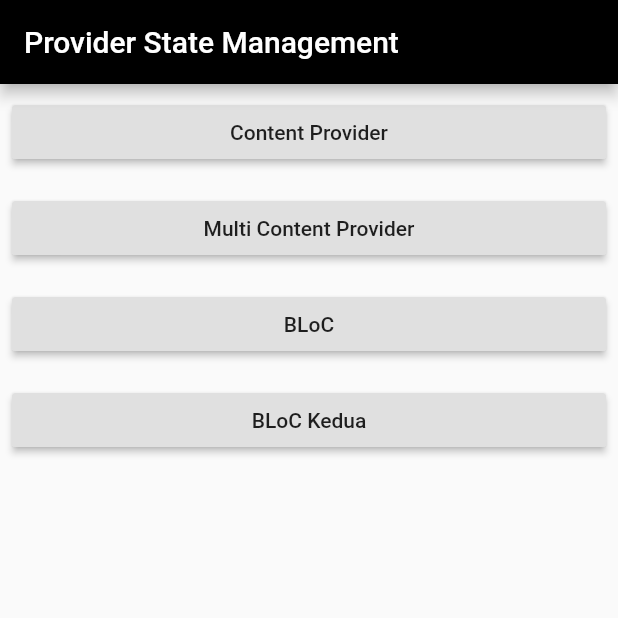
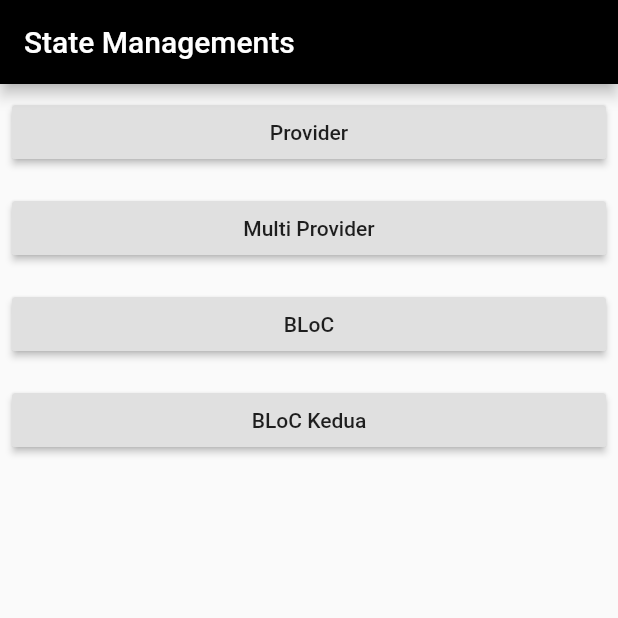
Before and after one commit to AjiSetya/statemanagement_dasar, a Flutter app: the screen it shows after launch, on a phone screen of 412 x 824 dp, the top half of it. Run offline on Flutter 3.47's test engine with Material 2 defaults, Android fonts, the phone set to English and light mode, and no system bars; our stand-ins replace flutter_bloc.

Commit message:
change navigation name

```diff
--- a/lib/bloc1/basic_bloc.dart
+++ b/lib/bloc1/basic_bloc.dart
@@ -3,6 +3,8 @@ import 'package:flutter/widgets.dart';
 import 'package:providerstatemanagement/bloc1/color_bloc.dart';
 
 class BasicBloc extends StatefulWidget {
+  static const String id = 'bloc_screen';
+
   @override
   _BasicBlocState createState() => _BasicBlocState();
 }
--- a/lib/bloc2/bloc2.dart
+++ b/lib/bloc2/bloc2.dart
@@ -3,6 +3,8 @@ import 'package:flutter_bloc/flutter_bloc.dart';
 import 'package:providerstatemanagement/bloc2/color_bloc2.dart';
 
 class BlocKedua extends StatelessWidget {
+  static const String id = 'bloc2_screen';
+
   @override
   Widget build(BuildContext context) {
     ColorBloc2 bloc2 = BlocProvider.of(context);
--- /dev/null
+++ b/lib/home_body.dart
@@ -0,0 +1,47 @@
+import 'package:flutter/material.dart';
+
+import 'bloc1/basic_bloc.dart';
+import 'bloc2/bloc2.dart';
+import 'item_button.dart';
+import 'provider1/basic_provider.dart';
+import 'provider2/multi_provider.dart';
+
+class HomeBody extends StatelessWidget {
+  static const String id = 'home_screen';
+
+  @override
+  Widget build(BuildContext context) {
+    return Scaffold(
+      appBar: AppBar(
+        backgroundColor: Colors.black,
+        title: Text(
+          "State Managements",
+        ),
+      ),
+      body: ListView(
+        children: <Widget>[
+          ItemButton(
+              buttonText: 'Provider',
+              onPressed: () {
+                Navigator.pushNamed(context, Provider.id);
+              }),
+          ItemButton(
+              buttonText: 'Multi Provider',
+              onPressed: () {
+                Navigator.pushNamed(context, MultiContentProvider.id);
+              }),
+          ItemButton(
+              buttonText: 'BLoC',
+              onPressed: () {
+                Navigator.pushNamed(context, BasicBloc.id);
+              }),
+          ItemButton(
+              buttonText: 'BLoC Kedua',
+              onPressed: () {
+                Navigator.pushNamed(context, BlocKedua.id);
+              })
+        ],
+      ),
+    );
+  }
+}
--- /dev/null
+++ b/lib/item_button.dart
@@ -0,0 +1,19 @@
+import 'package:flutter/material.dart';
+
+class ItemButton extends StatelessWidget {
+  final Function onPressed;
+  final String buttonText;
+
+  ItemButton({this.onPressed, this.buttonText});
+
+  @override
+  Widget build(BuildContext context) {
+    return Padding(
+      padding: const EdgeInsets.all(8.0),
+      child: RaisedButton(
+        child: Text(buttonText),
+        onPressed: onPressed,
+      ),
+    );
+  }
+}
--- a/lib/main.dart
+++ b/lib/main.dart
@@ -2,25 +2,26 @@ import 'package:flutter/material.dart';
 import 'package:providerstatemanagement/bloc1/basic_bloc.dart';
 import 'package:providerstatemanagement/bloc2/bloc2.dart';
 
+import 'bloc1/basic_bloc.dart';
+import 'bloc2/bloc2.dart';
+import 'home_body.dart';
 import 'provider1/basic_provider.dart';
 import 'provider2/multi_provider.dart';
 
-void main() {
-  runApp(MyApp());
-}
+void main() => runApp(MyApp());
 
 class MyApp extends StatelessWidget {
   // This widget is the root of your application.
   @override
   Widget build(BuildContext context) {
     return MaterialApp(
-      initialRoute: '/',
+      initialRoute: HomeBody.id,
       routes: {
-        '/': (context) => HomeBody(),
-        '/contentprovider': (context) => ContentProvider(),
-        '/multiprovider': (context) => MultiContentProvider(),
-        '/basicbloc': (context) => BasicBloc(),
-        '/bloc2': (context) => BlocKedua()
+        HomeBody.id: (context) => HomeBody(),
+        Provider.id: (context) => Provider(),
+        MultiContentProvider.id: (context) => MultiContentProvider(),
+        BasicBloc.id: (context) => BasicBloc(),
+        BlocKedua.id: (context) => BlocKedua()
       },
       title: 'Flutter Demo',
       theme: ThemeData(
@@ -30,53 +31,3 @@ class MyApp extends StatelessWidget {
     );
   }
 }
-
-class HomeBody extends StatelessWidget {
-  @override
-  Widget build(BuildContext context) {
-    return Scaffold(
-      appBar: AppBar(
-        backgroundColor: Colors.black,
-        title: Text(
-          "Provider State Management",
-        ),
-      ),
-      body: ListView(
-        children: <Widget>[
-          Padding(
-            padding: const EdgeInsets.all(8.0),
-            child: RaisedButton(
-                child: Text('Content Provider'),
-                onPressed: () {
-                  Navigator.pushNamed(context, '/contentprovider');
-                }),
-          ),
-          Padding(
-            padding: const EdgeInsets.all(8.0),
-            child: RaisedButton(
-                child: Text('Multi Content Provider'),
-                onPressed: () {
-                  Navigator.pushNamed(context, '/multiprovider');
-                }),
-          ),
-          Padding(
-            padding: const EdgeInsets.all(8.0),
-            child: RaisedButton(
-                child: Text('BLoC'),
-                onPressed: () {
-                  Navigator.pushNamed(context, '/basicbloc');
-                }),
-          ),
-          Padding(
-            padding: const EdgeInsets.all(8.0),
-            child: RaisedButton(
-                child: Text('BLoC Kedua'),
-                onPressed: () {
-                  Navigator.pushNamed(context, '/bloc2');
-                }),
-          ),
-        ],
-      ),
-    );
-  }
-}
--- a/lib/provider1/basic_provider.dart
+++ b/lib/provider1/basic_provider.dart
@@ -3,7 +3,9 @@ import 'package:provider/provider.dart';
 
 import 'application_color.dart';
 
-class ContentProvider extends StatelessWidget {
+class Provider extends StatelessWidget {
+  static const String id = 'provider_screen';
+
   @override
   Widget build(BuildContext context) {
     // menggunakan pemberitahuan perubahan data dengan applicationcolor
--- a/lib/provider2/multi_provider.dart
+++ b/lib/provider2/multi_provider.dart
@@ -4,6 +4,8 @@ import 'package:providerstatemanagement/provider2/balance.dart';
 import 'package:providerstatemanagement/provider2/cart.dart';
 
 class MultiContentProvider extends StatelessWidget {
+  static const String id = 'multiprovider_screen';
+
   @override
   Widget build(BuildContext context) {
     return MultiProvider(
```
Also changed, not shown: pubspec.lock.
